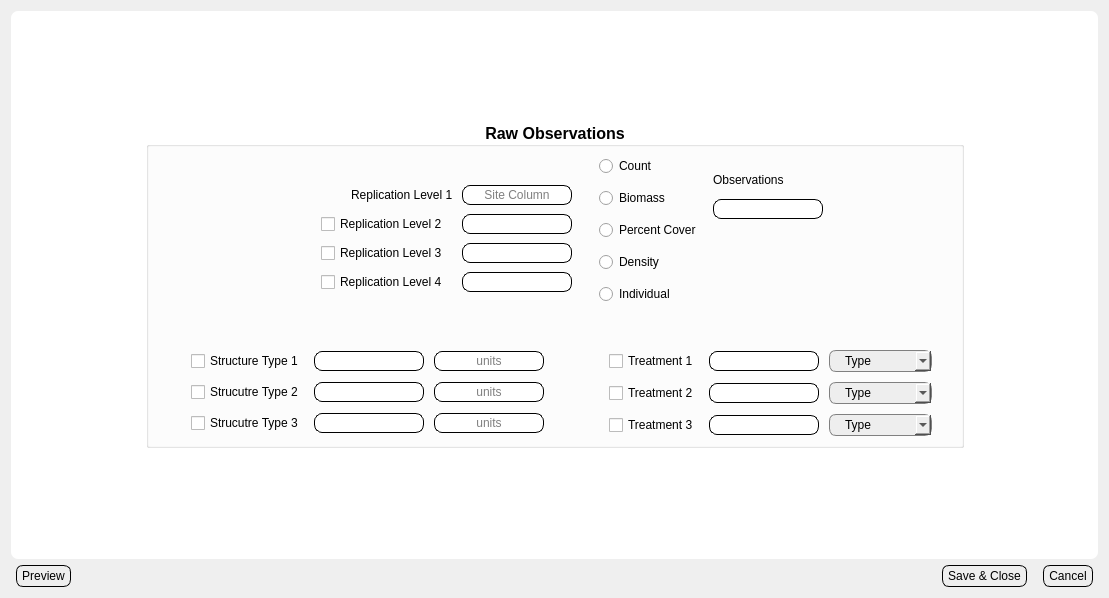
Qt form Views/ui_dialog_obs.ui (bibsian/database-development) before a commit.
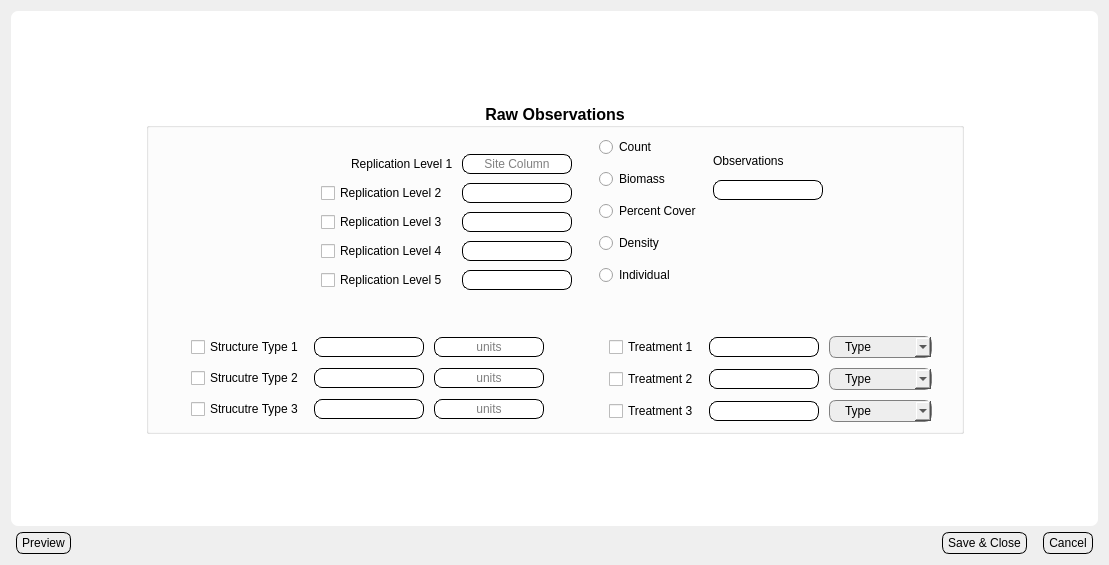
The same form after that commit.

What changed in the file:
```diff
--- a/Views/ui_dialog_obs.ui
+++ b/Views/ui_dialog_obs.ui
@@ -7,7 +7,7 @@
     <x>0</x>
     <y>0</y>
     <width>1109</width>
-    <height>598</height>
+    <height>565</height>
    </rect>
   </property>
   <property name="focusPolicy">
@@ -331,9 +331,54 @@
                            </item>
                           </layout>
                          </item>
-                         <item row="3" column="0">
+                         <item row="5" column="0">
                           <layout class="QHBoxLayout" name="horizontalLayout_8">
                            <item>
+                            <widget class="QCheckBox" name="ckRep5">
+                             <property name="focusPolicy">
+                              <enum>Qt::TabFocus</enum>
+                             </property>
+                             <property name="text">
+                              <string>Replication Level 5</string>
+                             </property>
+                            </widget>
+                           </item>
+                           <item>
+                            <widget class="QLineEdit" name="lnedRep5">
+                             <property name="enabled">
+                              <bool>true</bool>
+                             </property>
+                             <property name="sizePolicy">
+                              <sizepolicy hsizetype="Fixed" vsizetype="Fixed">
+                               <horstretch>0</horstretch>
+                               <verstretch>0</verstretch>
+                              </sizepolicy>
+                             </property>
+                             <property name="focusPolicy">
+                              <enum>Qt::StrongFocus</enum>
+                             </property>
+                             <property name="inputMask">
+                              <string/>
+                             </property>
+                             <property name="text">
+                              <string/>
+                             </property>
+                             <property name="alignment">
+                              <set>Qt::AlignCenter</set>
+                             </property>
+                             <property name="readOnly">
+                              <bool>false</bool>
+                             </property>
+                             <property name="placeholderText">
+                              <string/>
+                             </property>
+                            </widget>
+                           </item>
+                          </layout>
+                         </item>
+                         <item row="3" column="0">
+                          <layout class="QHBoxLayout" name="horizontalLayout_9">
+                           <item>
                             <widget class="QCheckBox" name="ckRep4">
                              <property name="focusPolicy">
                               <enum>Qt::TabFocus</enum>
```
Left out of the diff: 38 changed lines with no effect on the pictures.
